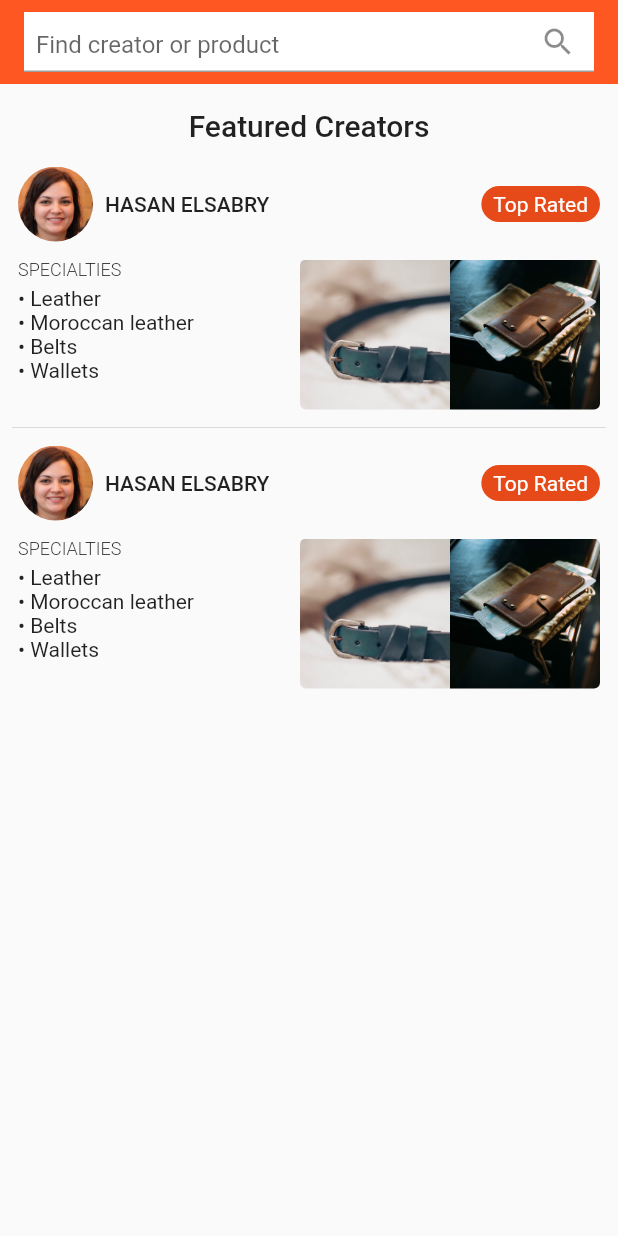
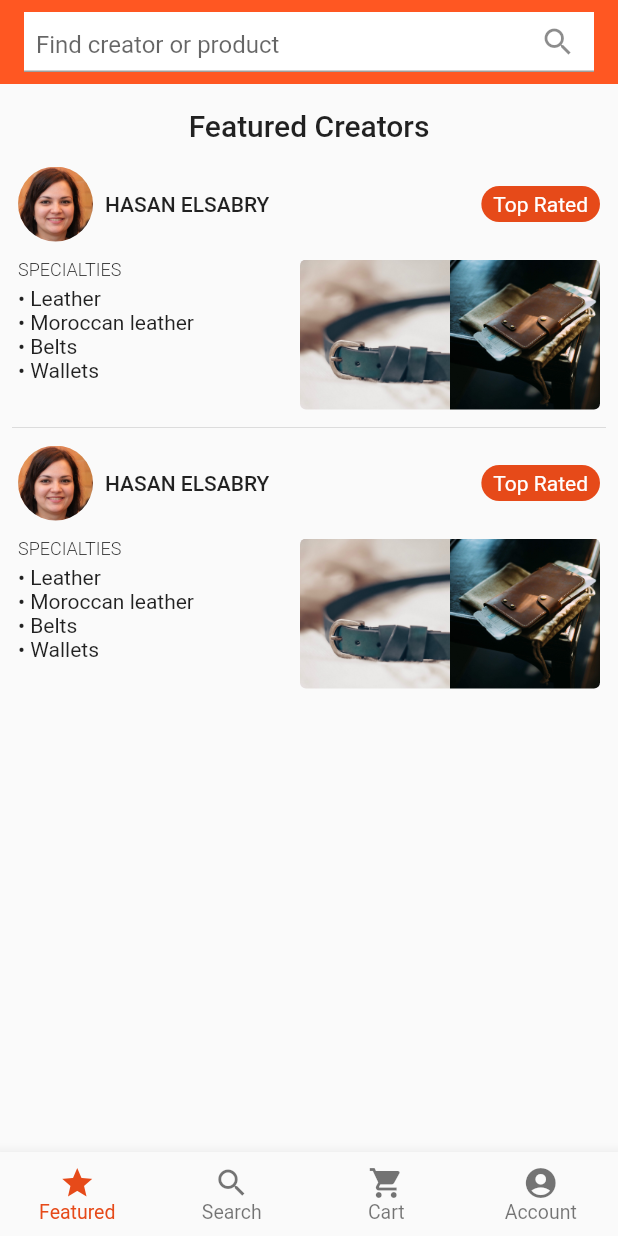
Before and after one commit to PhraseApp-Blog/flutter-i18n-at-scale, a Flutter app: the screen it shows after launch, on a phone screen of 412 x 824 dp. Run offline on Flutter 3.47's test engine with Material 2 defaults, Android fonts, the light colour scheme and no system bars.

Commit message:
Adding bottom navigation bar

```diff
--- a/flutter_app/lib/pages/home_page.dart
+++ b/flutter_app/lib/pages/home_page.dart
@@ -1,5 +1,6 @@
 import 'package:flutter/material.dart';
 import 'package:flutter_app/widgets/featured_creator_list.dart';
+import 'package:flutter_app/widgets/make_bottom_nav_bar.dart';
 import '../widgets/make_search_bar.dart';
 
 class HomePage extends StatelessWidget {
@@ -12,6 +13,7 @@ class HomePage extends StatelessWidget {
     return Scaffold(
       appBar: makeSearchBar(),
       body: const FeaturedCreatorList(),
+      bottomNavigationBar: makeBottomNavBar(context),
     );
   }
 }
--- /dev/null
+++ b/flutter_app/lib/widgets/make_bottom_nav_bar.dart
@@ -0,0 +1,30 @@
+import 'package:flutter/material.dart';
+
+BottomNavigationBar makeBottomNavBar(BuildContext context) {
+  var theme = Theme.of(context);
+
+  return BottomNavigationBar(
+    type: BottomNavigationBarType.fixed,
+    selectedItemColor: theme.primaryColorDark,
+    selectedFontSize: 13,
+    unselectedFontSize: 13,
+    items: const [
+      BottomNavigationBarItem(
+        label: "Featured",
+        icon: Icon(Icons.star),
+      ),
+      BottomNavigationBarItem(
+        label: "Search",
+        icon: Icon(Icons.search),
+      ),
+      BottomNavigationBarItem(
+        label: "Cart",
+        icon: Icon(Icons.shopping_cart),
+      ),
+      BottomNavigationBarItem(
+        label: "Account",
+        icon: Icon(Icons.account_circle),
+      ),
+    ],
+  );
+}
```
